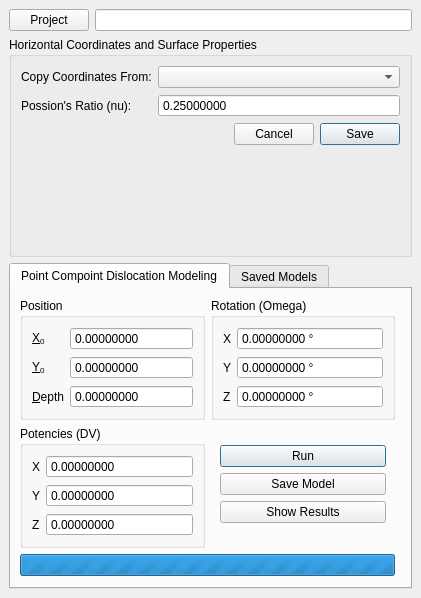
kateyy/geohazardvis_modeling_pCDM, file PCDMWidget.ui: the form before one commit.
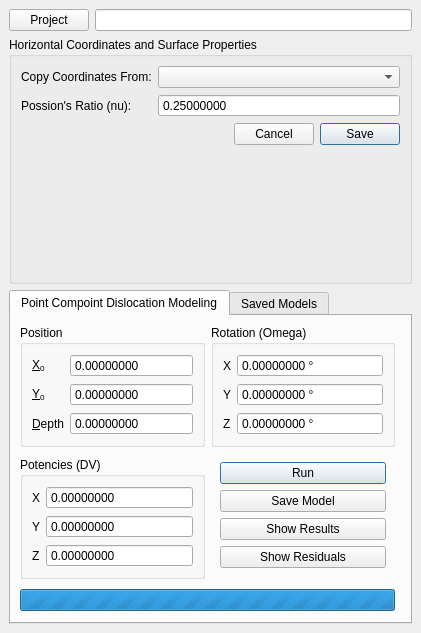
The form after the commit. Custom widgets are drawn as their Qt base class.

Commit message: Simplify usage of a residual view with modeling results

```diff
--- a/PCDMWidget.ui
+++ b/PCDMWidget.ui
@@ -7,7 +7,7 @@
     <x>0</x>
     <y>0</y>
     <width>421</width>
-    <height>598</height>
+    <height>633</height>
    </rect>
   </property>
   <property name="windowTitle">
@@ -323,6 +323,13 @@
              </property>
             </widget>
            </item>
+           <item>
+            <widget class="QPushButton" name="visualizeResidualsButton">
+             <property name="text">
+              <string>Show Residuals</string>
+             </property>
+            </widget>
+           </item>
            <item>
             <widget class="QWidget" name="widget_2" native="true">
              <layout class="QGridLayout" name="gridLayout">
```
Left out of the diff: 1 changed line with no effect on the pictures. The commit also changes 4 other files.
